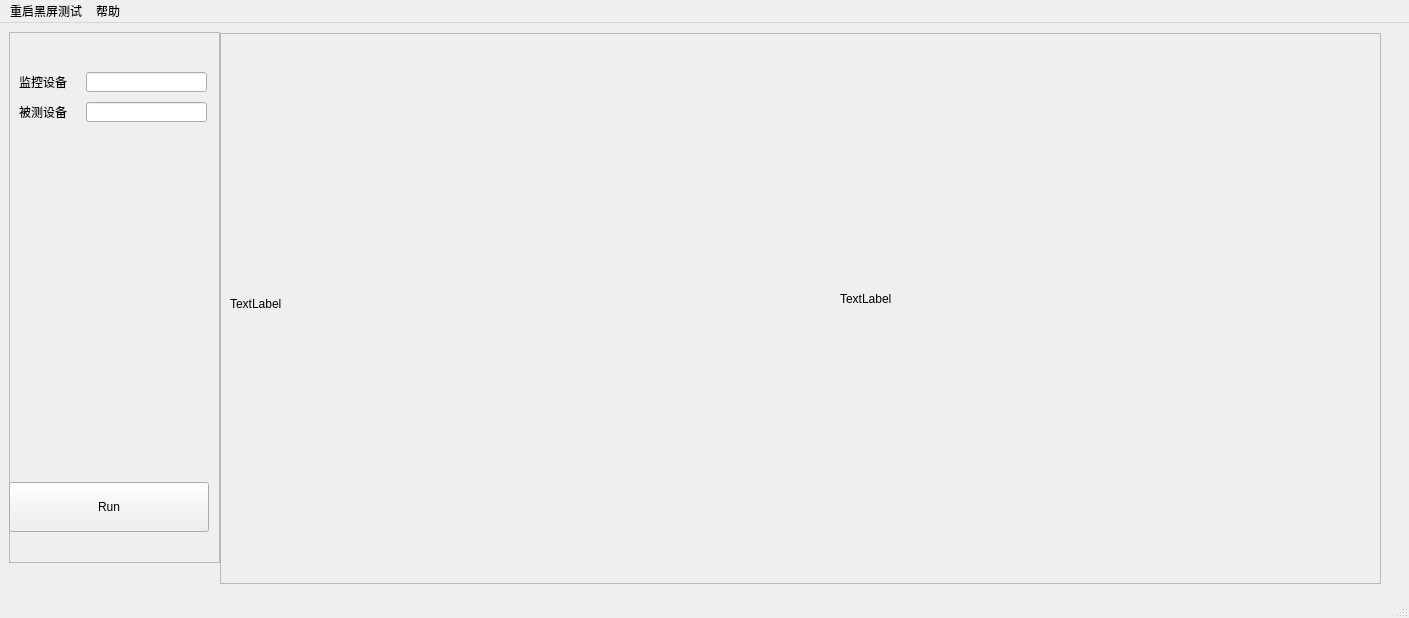
Qt form src/design/ui/mainScreen.ui (garyhuang2018/Test) before a commit.
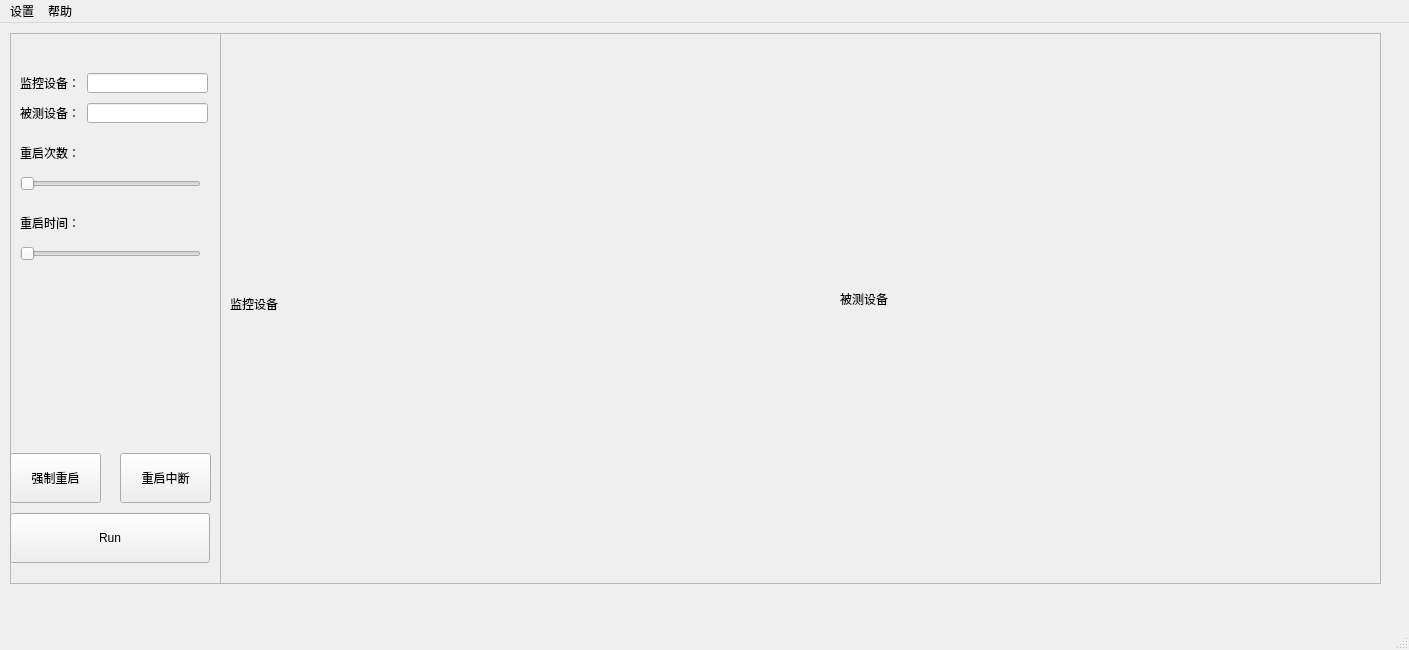
The same form after that commit.

Commit message: adb time slider and fit for 3288 monitor

What changed in the file:
```diff
--- a/src/design/ui/mainScreen.ui
+++ b/src/design/ui/mainScreen.ui
@@ -7,7 +7,7 @@
     <x>0</x>
     <y>0</y>
     <width>1409</width>
-    <height>618</height>
+    <height>650</height>
    </rect>
   </property>
   <property name="windowTitle">
@@ -17,10 +17,10 @@
    <widget class="QFrame" name="frame">
     <property name="geometry">
      <rect>
-      <x>9</x>
-      <y>9</y>
+      <x>10</x>
+      <y>10</y>
       <width>211</width>
-      <height>531</height>
+      <height>551</height>
      </rect>
     </property>
     <property name="frameShape">
@@ -36,7 +36,7 @@
      <property name="geometry">
       <rect>
        <x>0</x>
-       <y>450</y>
+       <y>480</y>
        <width>200</width>
        <height>50</height>
       </rect>
@@ -83,7 +83,7 @@
       </rect>
      </property>
      <property name="text">
-      <string>监控设备</string>
+      <string>监控设备：</string>
      </property>
     </widget>
     <widget class="QLabel" name="label_3">
@@ -96,7 +96,7 @@
       </rect>
      </property>
      <property name="text">
-      <string>被测设备</string>
+      <string>被测设备：</string>
      </property>
     </widget>
     <widget class="QLineEdit" name="test_id">
@@ -115,6 +115,127 @@
       <string/>
      </property>
     </widget>
+    <widget class="QLabel" name="reboot_times">
+     <property name="geometry">
+      <rect>
+       <x>10</x>
+       <y>110</y>
+       <width>78</width>
+       <height>20</height>
+      </rect>
+     </property>
+     <property name="text">
+      <string>重启次数：</string>
+     </property>
+    </widget>
+    <widget class="QLabel" name="result">
+     <property name="geometry">
+      <rect>
+       <x>30</x>
+       <y>271</y>
+       <width>121</width>
+       <height>71</height>
+      </rect>
+     </property>
+     <property name="text">
+      <string/>
+     </property>
+    </widget>
+    <widget class="QSlider" name="rebootSlider">
+     <property name="geometry">
+      <rect>
+       <x>10</x>
+       <y>140</y>
+       <width>181</width>
+       <height>21</height>
+      </rect>
+     </property>
+     <property name="orientation">
+      <enum>Qt::Horizontal</enum>
+     </property>
+    </widget>
+    <widget class="QPushButton" name="force_reboot_btn">
+     <property name="enabled">
+      <bool>true</bool>
+     </property>
+     <property name="geometry">
+      <rect>
+       <x>0</x>
+       <y>420</y>
+       <width>91</width>
+       <height>50</height>
+      </rect>
+     </property>
+     <property name="sizePolicy">
+      <sizepolicy hsizetype="Minimum" vsizetype="Preferred">
+       <horstretch>0</horstretch>
+       <verstretch>0</verstretch>
+      </sizepolicy>
+     </property>
+     <property name="minimumSize">
+      <size>
+       <width>0</width>
+       <height>50</height>
+      </size>
+     </property>
+     <property name="text">
+      <string>强制重启</string>
+     </property>
+    </widget>
+    <widget class="QPushButton" name="force_int_btn">
+     <property name="enabled">
+      <bool>true</bool>
+     </property>
+     <property name="geometry">
+      <rect>
+       <x>110</x>
+       <y>420</y>
+       <width>91</width>
+       <height>50</height>
+      </rect>
+     </property>
+     <property name="sizePolicy">
+      <sizepolicy hsizetype="Minimum" vsizetype="Preferred">
+       <horstretch>0</horstretch>
+       <verstretch>0</verstretch>
+      </sizepolicy>
+     </property>
+     <property name="minimumSize">
+      <size>
+       <width>0</width>
+       <height>50</height>
+      </size>
+     </property>
+     <property name="text">
+      <string>重启中断</string>
+     </property>
+    </widget>
+    <widget class="QSlider" name="timeSlider">
+     <property name="geometry">
+      <rect>
+       <x>10</x>
+       <y>210</y>
+       <width>181</width>
+       <height>21</height>
+      </rect>
+     </property>
+     <property name="orientation">
+      <enum>Qt::Horizontal</enum>
+     </property>
+    </widget>
+    <widget class="QLabel" name="reboot_time">
+     <property name="geometry">
+      <rect>
+       <x>10</x>
+       <y>180</y>
+       <width>78</width>
+       <height>20</height>
+      </rect>
+     </property>
+     <property name="text">
+      <string>重启时间：</string>
+     </property>
+    </widget>
    </widget>
    <widget class="QFrame" name="frame_2">
     <property name="geometry">
@@ -141,7 +262,7 @@
       </rect>
      </property>
      <property name="text">
-      <string>TextLabel</string>
+      <string>监控设备</string>
      </property>
     </widget>
     <widget class="QLabel" name="img_2">
@@ -154,7 +275,20 @@
       </rect>
      </property>
      <property name="text">
-      <string>TextLabel</string>
+      <string>被测设备</string>
+     </property>
+    </widget>
+    <widget class="QLabel" name="compare_result">
+     <property name="geometry">
+      <rect>
+       <x>820</x>
+       <y>520</y>
+       <width>121</width>
+       <height>21</height>
+      </rect>
+     </property>
+     <property name="text">
+      <string/>
      </property>
     </widget>
    </widget>
@@ -171,16 +305,16 @@
    </property>
    <widget class="QMenu" name="menu">
     <property name="title">
-     <string>重启黑屏测试</string>
+     <string>设置</string>
     </property>
    </widget>
-   <widget class="QMenu" name="menu_2">
+   <widget class="QMenu" name="help">
     <property name="title">
      <string>帮助</string>
     </property>
    </widget>
    <addaction name="menu"/>
-   <addaction name="menu_2"/>
+   <addaction name="help"/>
   </widget>
  </widget>
  <resources/>
```
Left out of the diff: 6 changed lines with no effect on the pictures. The commit also changes 1 other file.
